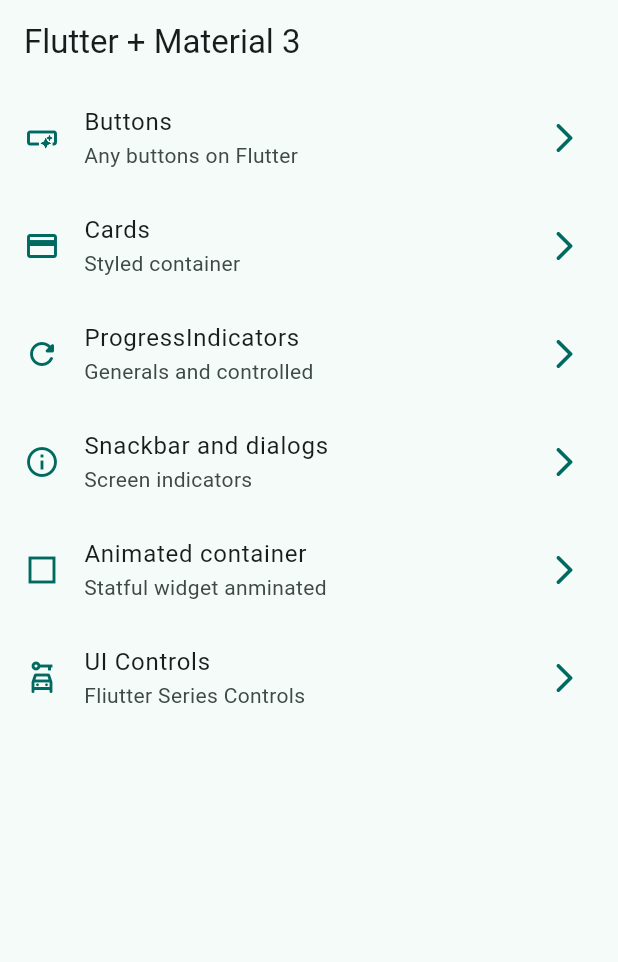
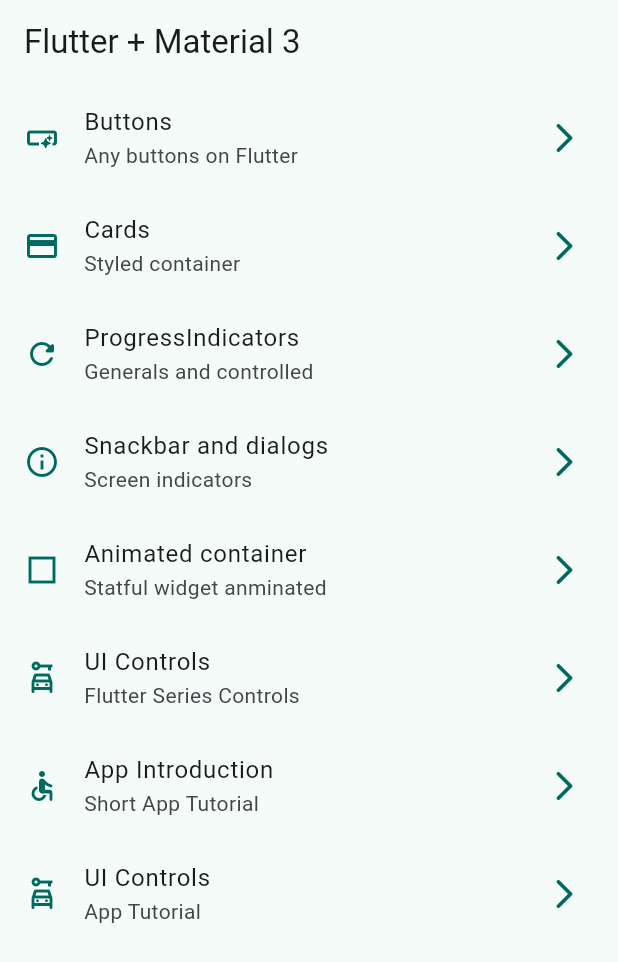
Before and after one commit to EnocDelgado/flutter-widgets-app, a Flutter app: the screen it shows after launch, on a phone screen of 412 x 824 dp. Shown: the top 962 px of the screen. Run offline on Flutter 3.47's test engine with Material 2 defaults, Android fonts, the phone set to English and light mode, and no system bars; our stand-ins replace animate_do, go_router.

Commit message:
app tutorial finished

```diff
--- a/lib/config/menu/menu_items.dart
+++ b/lib/config/menu/menu_items.dart
@@ -52,9 +52,23 @@ const appMenuItems = <MenuItem>[
     icon: Icons.check_box_outline_blank_sharp
   ),
 
-   MenuItem(
+  MenuItem(
     title: 'UI Controls',
-    subTitle: 'Fliutter Series Controls',
+    subTitle: 'Flutter Series Controls',
+    link:'/ui-constrols',
+    icon: Icons.car_rental_outlined
+  ),
+
+  MenuItem(
+    title: 'App Introduction',
+    subTitle: 'Short App Tutorial',
+    link:'/tutorial',
+    icon: Icons.accessible_rounded
+  ),
+
+  MenuItem(
+    title: 'UI Controls',
+    subTitle: 'App Tutorial',
     link:'/ui-constrols',
     icon: Icons.car_rental_outlined
   ),
--- a/lib/config/router/app_router.dart
+++ b/lib/config/router/app_router.dart
@@ -43,7 +43,7 @@ final appRouter = GoRouter(
     ),
 
      GoRoute(
-      path: '/animated',
+      path: '/tutorial',
       name: AppTutorialScreen.name,
       builder:  ( context, state ) => const AppTutorialScreen()
     ),
--- a/pubspec.yaml
+++ b/pubspec.yaml
@@ -7,6 +7,7 @@ environment:
   sdk: '>=3.0.0 <4.0.0'
 
 dependencies:
+  animate_do: ^3.0.2
   flutter:
     sdk: flutter
   go_router: ^8.0.1
@@ -19,5 +20,5 @@ dev_dependencies:
 flutter:
   uses-material-design: true
 
-assets:
-  - assets/images/
+  assets:
+    - assets/images/
```
Also changed, not shown: lib/presentation/screens/app_tutorial/app_tutorial_screen.dart (+128 -2 lines), pubspec.lock.
